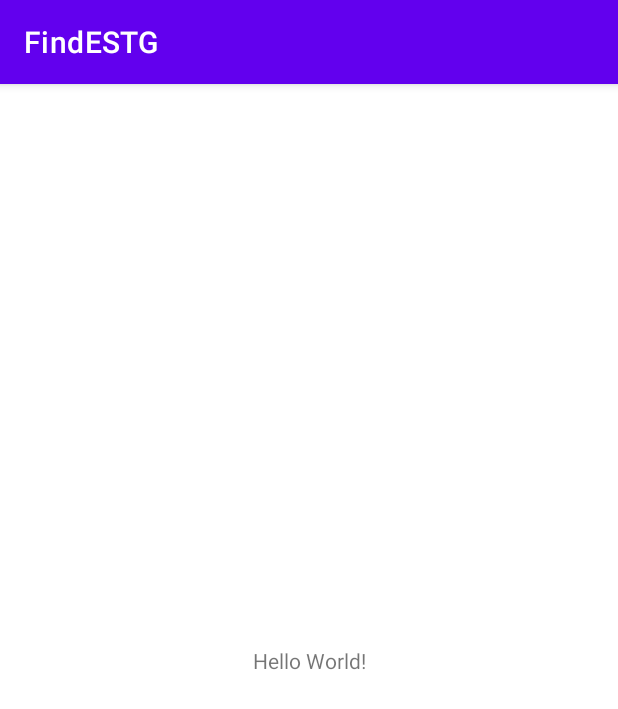
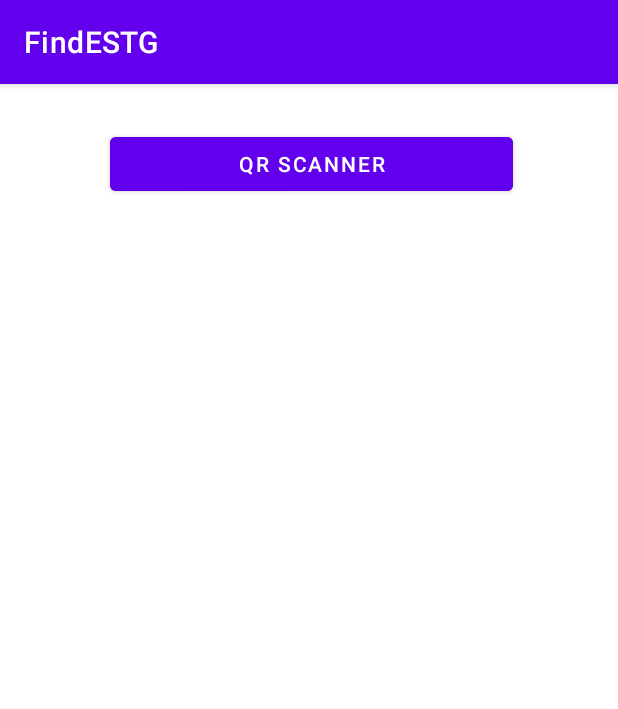
Before and after one commit to gasparespinheira/FindESTG, an Android app: the screen it shows after launch (MainActivity), on a phone screen of 412 x 824 dp. Shown: the top 709 px of the screen. Run offline under Robolectric (Android 15) with nearby library versions, the phone set to English and light mode, and no system bars.

Commit message:
Permissions, manifest e layout feitos :)

```diff
--- a/app/build.gradle
+++ b/app/build.gradle
@@ -41,4 +41,6 @@ dependencies {
     testImplementation 'junit:junit:4.13.2'
     androidTestImplementation 'androidx.test.ext:junit:1.1.5'
     androidTestImplementation 'androidx.test.espresso:espresso-core:3.5.1'
+    implementation 'com.google.zxing:core:3.4.1'
+    implementation 'com.journeyapps:zxing-android-embedded:4.2.0'
 }
--- a/app/src/main/AndroidManifest.xml
+++ b/app/src/main/AndroidManifest.xml
@@ -1,6 +1,9 @@
 <?xml version="1.0" encoding="utf-8"?>
 <manifest xmlns:android="http://schemas.android.com/apk/res/android"
     xmlns:tools="http://schemas.android.com/tools">
+
+    <uses-permission android:name="android.permission.CAMERA"/>
+    <uses-feature android:name="android.hardware.camera"/>
 
     <application
         android:allowBackup="true"
--- a/app/src/main/res/layout/activity_main.xml
+++ b/app/src/main/res/layout/activity_main.xml
@@ -1,19 +1,35 @@
 <?xml version="1.0" encoding="utf-8"?>
-<androidx.constraintlayout.widget.ConstraintLayout xmlns:android="http://schemas.android.com/apk/res/android"
+<RelativeLayout xmlns:android="http://schemas.android.com/apk/res/android"
     xmlns:app="http://schemas.android.com/apk/res-auto"
     xmlns:tools="http://schemas.android.com/tools"
     android:layout_width="match_parent"
     android:layout_height="match_parent"
+    android:layout_margin="10dp"
     tools:context=".MainActivity">
 
+    <Button
+        android:id="@+id/scanner"
+        android:layout_width="270dp"
+        android:layout_height="wrap_content"
+        android:layout_alignParentStart="true"
+        android:layout_alignParentTop="true"
+        android:layout_alignParentEnd="true"
+        android:layout_marginStart="63dp"
+        android:layout_marginTop="19dp"
+        android:layout_marginEnd="60dp"
+        android:backgroundTint="@color/purple_500"
+        android:text="QR SCANNER"/>
+
     <TextView
-        android:layout_width="wrap_content"
-        android:layout_height="wrap_content"
-        android:text="Hello World!"
-        app:layout_constraintBottom_toBottomOf="parent"
-        app:layout_constraintEnd_toEndOf="parent"
-        app:layout_constraintStart_toStartOf="parent"
-        app:layout_constraintTop_toTopOf="parent" />
+        android:id="@+id/text"
+        android:layout_width="match_parent"
+        android:layout_height="312dp"
+        android:layout_below="@+id/scanner"
+        android:layout_marginTop="25dp"
+        android:textSize="30dp"
+        />
 
-    //
-</androidx.constraintlayout.widget.ConstraintLayout>
+
+
+
+</RelativeLayout>
```
